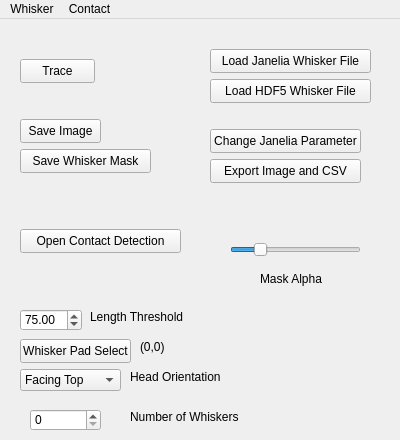
paulmthompson/WhiskerToolbox, file src/WhiskerToolbox/Whisker_Widget/Whisker_Widget.ui: the form before one commit.
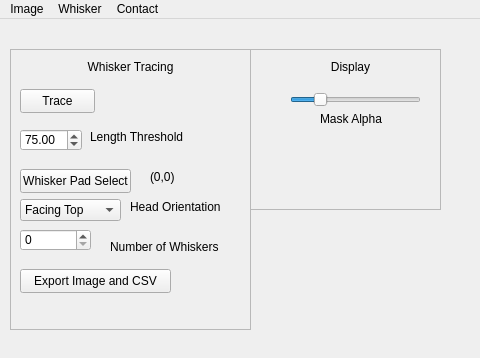
The form after the commit.

Commit message: separate tracking and display widgets

Patch:
```diff
--- a/src/WhiskerToolbox/Whisker_Widget/Whisker_Widget.ui
+++ b/src/WhiskerToolbox/Whisker_Widget/Whisker_Widget.ui
@@ -6,18 +6,33 @@
    <rect>
     <x>0</x>
     <y>0</y>
-    <width>400</width>
-    <height>440</height>
+    <width>480</width>
+    <height>358</height>
    </rect>
   </property>
   <property name="windowTitle">
    <string>Form</string>
   </property>
   <widget class="QWidget" name="centralwidget">
+   <widget class="QFrame" name="frame">
+    <property name="geometry">
+     <rect>
+      <x>10</x>
+      <y>30</y>
+      <width>241</width>
+      <height>281</height>
+     </rect>
+    </property>
+    <property name="frameShape">
+     <enum>QFrame::StyledPanel</enum>
+    </property>
+    <property name="frameShadow">
+     <enum>QFrame::Raised</enum>
+    </property>
    <widget class="QPushButton" name="trace_button">
     <property name="geometry">
      <rect>
-      <x>20</x>
+       <x>10</x>
       <y>40</y>
       <width>75</width>
       <height>24</height>
@@ -27,63 +42,11 @@
      <string>Trace</string>
     </property>
    </widget>
-   <widget class="QPushButton" name="save_image">
-    <property name="geometry">
-     <rect>
-      <x>20</x>
-      <y>100</y>
-      <width>81</width>
-      <height>24</height>
-     </rect>
-    </property>
-    <property name="text">
-     <string>Save Image</string>
-    </property>
-   </widget>
-   <widget class="QPushButton" name="save_whisker_mask">
-    <property name="geometry">
-     <rect>
-      <x>20</x>
-      <y>130</y>
-      <width>131</width>
-      <height>24</height>
-     </rect>
-    </property>
-    <property name="text">
-     <string>Save Whisker Mask</string>
-    </property>
-   </widget>
-   <widget class="QPushButton" name="contact_button">
-    <property name="geometry">
-     <rect>
-      <x>20</x>
-      <y>210</y>
-      <width>161</width>
-      <height>24</height>
-     </rect>
-    </property>
-    <property name="text">
-     <string>Open Contact Detection</string>
-    </property>
-   </widget>
-   <widget class="QPushButton" name="load_janelia_button">
-    <property name="geometry">
-     <rect>
-      <x>210</x>
-      <y>30</y>
-      <width>161</width>
-      <height>24</height>
-     </rect>
-    </property>
-    <property name="text">
-     <string>Load Janelia Whisker File</string>
-    </property>
-   </widget>
    <widget class="QDoubleSpinBox" name="length_threshold_spinbox">
     <property name="geometry">
      <rect>
-      <x>20</x>
-      <y>290</y>
+       <x>10</x>
+       <y>80</y>
       <width>62</width>
       <height>22</height>
      </rect>
@@ -98,8 +61,8 @@
    <widget class="QLabel" name="label">
     <property name="geometry">
      <rect>
-      <x>90</x>
-      <y>290</y>
+       <x>80</x>
+       <y>80</y>
       <width>111</width>
       <height>16</height>
      </rect>
@@ -111,8 +74,8 @@
    <widget class="QPushButton" name="whisker_pad_select">
     <property name="geometry">
      <rect>
-      <x>20</x>
-      <y>320</y>
+       <x>10</x>
+       <y>120</y>
       <width>111</width>
       <height>24</height>
      </rect>
@@ -125,7 +88,7 @@
     <property name="geometry">
      <rect>
       <x>140</x>
-      <y>320</y>
+       <y>120</y>
       <width>71</width>
       <height>16</height>
      </rect>
@@ -137,8 +100,8 @@
    <widget class="QComboBox" name="face_orientation">
     <property name="geometry">
      <rect>
-      <x>20</x>
-      <y>350</y>
+       <x>10</x>
+       <y>150</y>
       <width>101</width>
       <height>22</height>
      </rect>
@@ -167,8 +130,8 @@
    <widget class="QLabel" name="label_2">
     <property name="geometry">
      <rect>
-      <x>130</x>
-      <y>350</y>
+       <x>120</x>
+       <y>150</y>
       <width>121</width>
       <height>16</height>
      </rect>
@@ -177,24 +140,11 @@
      <string>Head Orientation</string>
     </property>
    </widget>
-   <widget class="QLabel" name="label_3">
-    <property name="geometry">
-     <rect>
-      <x>130</x>
-      <y>390</y>
-      <width>131</width>
-      <height>16</height>
-     </rect>
-    </property>
-    <property name="text">
-     <string>Number of Whiskers</string>
-    </property>
-   </widget>
    <widget class="QSpinBox" name="whisker_number">
     <property name="geometry">
      <rect>
-      <x>30</x>
-      <y>390</y>
+       <x>10</x>
+       <y>180</y>
       <width>71</width>
       <height>22</height>
      </rect>
@@ -209,11 +159,24 @@
      <number>0</number>
     </property>
    </widget>
+    <widget class="QLabel" name="label_3">
+     <property name="geometry">
+      <rect>
+       <x>100</x>
+       <y>190</y>
+       <width>131</width>
+       <height>16</height>
+      </rect>
+     </property>
+     <property name="text">
+      <string>Number of Whiskers</string>
+     </property>
+    </widget>
    <widget class="QPushButton" name="export_image_csv">
     <property name="geometry">
      <rect>
-      <x>210</x>
-      <y>140</y>
+       <x>10</x>
+       <y>220</y>
       <width>151</width>
       <height>24</height>
      </rect>
@@ -222,37 +185,56 @@
      <string>Export Image and CSV</string>
     </property>
    </widget>
-   <widget class="QPushButton" name="config_janelia_button">
+    <widget class="QLabel" name="label_5">
     <property name="geometry">
      <rect>
-      <x>210</x>
-      <y>110</y>
-      <width>151</width>
-      <height>24</height>
+       <x>60</x>
+       <y>10</y>
+       <width>121</width>
+       <height>16</height>
      </rect>
     </property>
     <property name="text">
-     <string>Change Janelia Parameter</string>
-    </property>
-   </widget>
-   <widget class="QPushButton" name="load_hdf5_button">
+      <string>Whisker Tracing</string>
+     </property>
+     <property name="alignment">
+      <set>Qt::AlignCenter</set>
+     </property>
+    </widget>
+   </widget>
+   <widget class="QFrame" name="frame_2">
     <property name="geometry">
      <rect>
-      <x>210</x>
+      <x>250</x>
+      <y>30</y>
+      <width>191</width>
+      <height>161</height>
+     </rect>
+    </property>
+    <property name="frameShape">
+     <enum>QFrame::StyledPanel</enum>
+    </property>
+    <property name="frameShadow">
+     <enum>QFrame::Raised</enum>
+    </property>
+    <widget class="QLabel" name="label_4">
+     <property name="geometry">
+      <rect>
+       <x>70</x>
       <y>60</y>
-      <width>161</width>
-      <height>24</height>
+       <width>71</width>
+       <height>20</height>
      </rect>
     </property>
     <property name="text">
-     <string>Load HDF5 Whisker File</string>
+      <string>Mask Alpha</string>
     </property>
    </widget>
    <widget class="QSlider" name="mask_alpha_slider">
     <property name="geometry">
      <rect>
-      <x>230</x>
-      <y>220</y>
+       <x>40</x>
+       <y>40</y>
       <width>131</width>
       <height>22</height>
      </rect>
@@ -267,18 +249,22 @@
      <enum>Qt::Horizontal</enum>
     </property>
    </widget>
-   <widget class="QLabel" name="label_4">
+    <widget class="QLabel" name="label_6">
     <property name="geometry">
      <rect>
-      <x>260</x>
-      <y>250</y>
-      <width>71</width>
-      <height>20</height>
+       <x>40</x>
+       <y>10</y>
+       <width>121</width>
+       <height>16</height>
      </rect>
     </property>
     <property name="text">
-     <string>Mask Alpha</string>
-    </property>
+      <string>Display</string>
+     </property>
+     <property name="alignment">
+      <set>Qt::AlignCenter</set>
+     </property>
+    </widget>
    </widget>
   </widget>
   <widget class="QMenuBar" name="menuBar">
@@ -286,7 +272,7 @@
     <rect>
      <x>0</x>
      <y>0</y>
-     <width>400</width>
+     <width>480</width>
      <height>22</height>
     </rect>
    </property>
@@ -309,6 +295,14 @@
     </property>
     <addaction name="actionOpen_Contact_Detection"/>
    </widget>
+   <widget class="QMenu" name="menuImage">
+    <property name="title">
+     <string>Image</string>
+    </property>
+    <addaction name="actionSave_Snapshot"/>
+    <addaction name="actionSave_Whisker_Mask"/>
+   </widget>
+   <addaction name="menuImage"/>
    <addaction name="menuWhisker"/>
    <addaction name="menuContact"/>
   </widget>
```
Left out of the diff: 16 changed lines with no effect on the pictures. Lines whose indentation alone changed are shown as unchanged. The commit also changes 1 other file.
